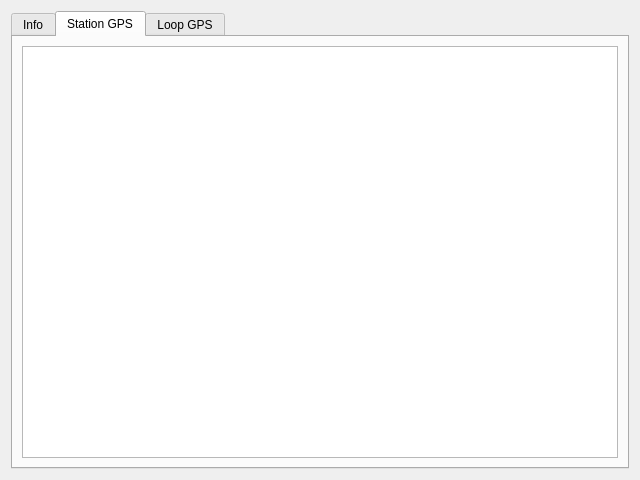
Qt form src/qt_ui/pem_info_widget.ui (Eric-Meunier/Processor-Suite) before a commit.
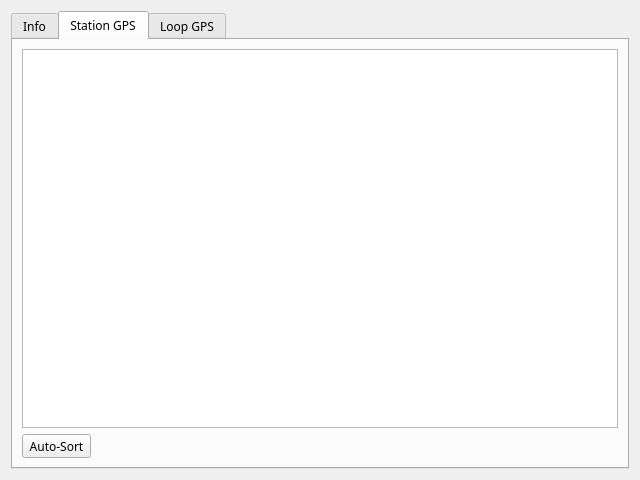
The same form after that commit.

Patch:
```diff
--- a/src/qt_ui/pem_info_widget.ui
+++ b/src/qt_ui/pem_info_widget.ui
@@ -10,12 +10,36 @@
     <height>480</height>
    </rect>
   </property>
+  <property name="sizePolicy">
+   <sizepolicy hsizetype="Maximum" vsizetype="Preferred">
+    <horstretch>0</horstretch>
+    <verstretch>0</verstretch>
+   </sizepolicy>
+  </property>
   <property name="windowTitle">
    <string>Form</string>
   </property>
   <layout class="QGridLayout" name="gridLayout">
    <item row="0" column="0">
     <widget class="QTabWidget" name="tabs">
+     <property name="sizePolicy">
+      <sizepolicy hsizetype="Preferred" vsizetype="Expanding">
+       <horstretch>0</horstretch>
+       <verstretch>0</verstretch>
+      </sizepolicy>
+     </property>
+     <property name="font">
+      <font>
+       <family>Century Gothic</family>
+       <pointsize>9</pointsize>
+      </font>
+     </property>
+     <property name="tabPosition">
+      <enum>QTabWidget::North</enum>
+     </property>
+     <property name="tabShape">
+      <enum>QTabWidget::Rounded</enum>
+     </property>
      <property name="currentIndex">
       <number>1</number>
      </property>
@@ -36,11 +60,33 @@
       <layout class="QGridLayout" name="gridLayout_3">
        <item row="0" column="0">
         <widget class="QTextEdit" name="station_gps_text">
+         <property name="sizePolicy">
+          <sizepolicy hsizetype="Expanding" vsizetype="Expanding">
+           <horstretch>0</horstretch>
+           <verstretch>0</verstretch>
+          </sizepolicy>
+         </property>
+         <property name="font">
+          <font>
+           <family>Century Gothic</family>
+           <pointsize>9</pointsize>
+          </font>
+         </property>
          <property name="acceptDrops">
           <bool>false</bool>
          </property>
         </widget>
        </item>
+       <item row="1" column="0">
+        <widget class="QToolButton" name="sort_stations_button">
+         <property name="text">
+          <string>Auto-Sort</string>
+         </property>
+         <property name="checkable">
+          <bool>true</bool>
+         </property>
+        </widget>
+       </item>
       </layout>
      </widget>
      <widget class="QWidget" name="Loop_GPS">
```
Left out of the diff: 16 changed lines with no effect on the pictures.
